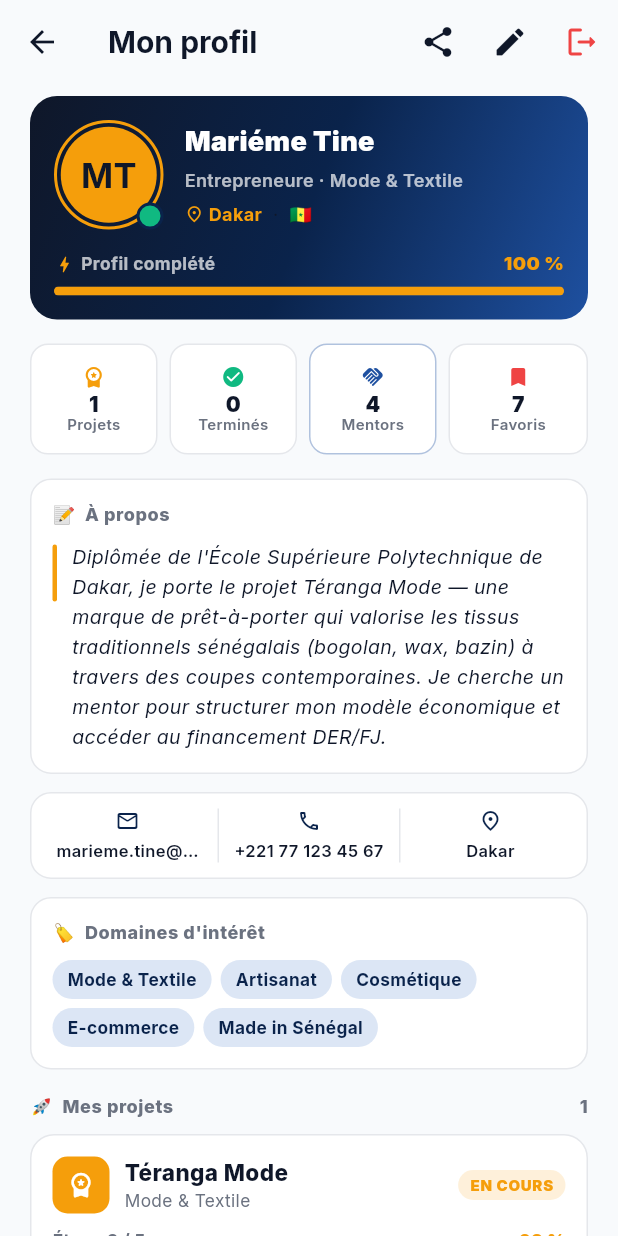
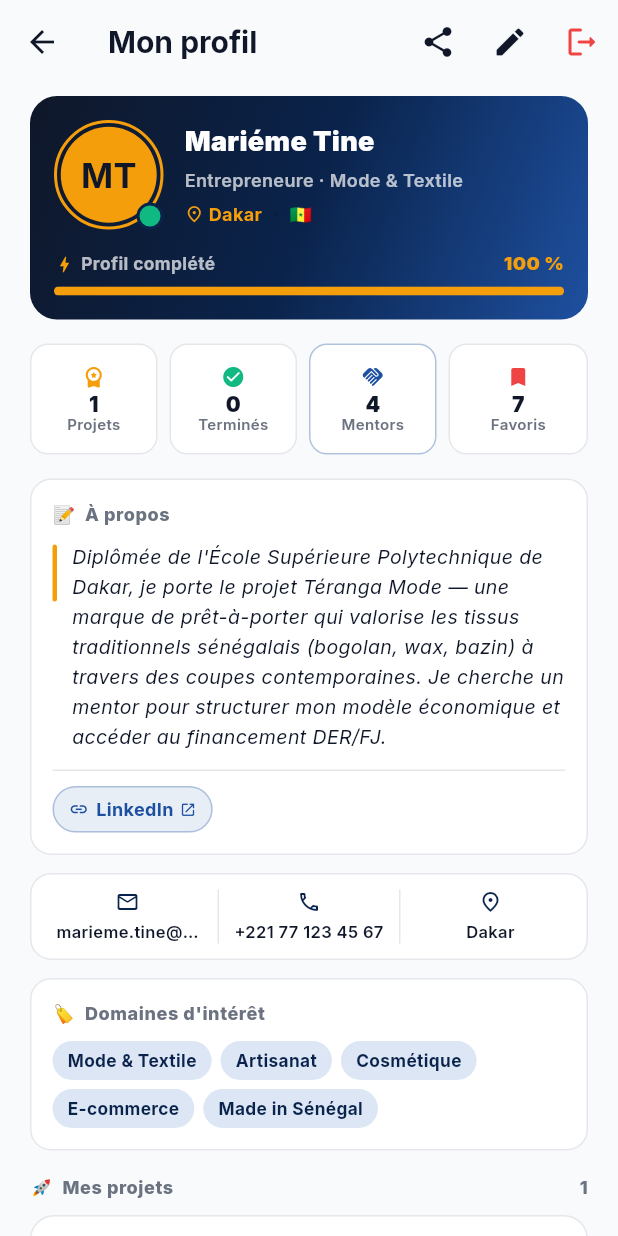
Before and after one commit to Souleymane-Sirima-Mbodj/Diapaler-Africa, a Flutter app: the ProfilePage screen opened directly, on a phone screen of 412 x 824 dp. Run offline on Flutter 3.47's test engine with Material 3 defaults, Android fonts, the phone set to English and light mode, and no system bars; our stand-ins replace firebase_auth, firebase_core, firebase_database, geolocator, google_fonts, image_picker and 2 more; accounts and stored records are empty.

Commit message:
feat: LinkedIn cliquable + années d'exp + ticket invest dans profil

```diff
--- a/lib/screens/page_profil.dart
+++ b/lib/screens/page_profil.dart
@@ -1,7 +1,12 @@
 import 'package:flutter/material.dart';
+import 'package:url_launcher/url_launcher.dart';
 import '../data/profil_utilisateur.dart';
+import '../services/service_agenda.dart';
 import '../services/service_authentification.dart';
 import '../services/service_cache.dart';
+import '../services/service_navigation.dart';
+import '../services/service_notifications.dart';
+import '../services/service_partage.dart';
 import '../theme/theme_app.dart';
 import '../widgets/avatar.dart';
 import '../widgets/carte_lumineuse.dart';
@@ -1156,6 +1161,97 @@ class _AboutCard extends StatelessWidget {
                 ],
               ),
             ),
+          // ── Infos pro + LinkedIn (si renseignés) ─────────────
+          if (profile.yearsExperience > 0 ||
+              profile.investmentRange.isNotEmpty ||
+              profile.linkedin.isNotEmpty) ...[
+            const SizedBox(height: 12),
+            const Divider(height: 1),
+            const SizedBox(height: 10),
+            Wrap(
+              spacing: 8,
+              runSpacing: 8,
+              children: [
+                // Années d'expérience (Mentor)
+                if (profile.yearsExperience > 0)
+                  _ProChip(
+                    icon: Icons.workspace_premium_rounded,
+                    label: '${profile.yearsExperience} ans d\'expérience',
+                    color: AppColors.roleMentor,
+                  ),
+                // Ticket d'investissement (Investisseur)
+                if (profile.investmentRange.isNotEmpty)
+                  _ProChip(
+                    icon: Icons.payments_rounded,
+                    label: profile.investmentRange,
+                    color: AppColors.roleInvestor,
+                  ),
+                // LinkedIn (cliquable)
+                if (profile.linkedin.isNotEmpty)
+                  GestureDetector(
+                    onTap: () async {
+                      var url = profile.linkedin.trim();
+                      if (!url.startsWith('http')) url = 'https://$url';
+                      final uri = Uri.tryParse(url);
+                      if (uri != null && await canLaunchUrl(uri)) {
+                        await launchUrl(uri,
+                            mode: LaunchMode.externalApplication);
+                      }
+                    },
+                    child: _ProChip(
+                      icon: Icons.link_rounded,
+                      label: 'LinkedIn',
+                      color: AppColors.blue,
+                      tappable: true,
+                    ),
+                  ),
+              ],
+            ),
+          ],
+        ],
+      ),
+    );
+  }
+}
+
+class _ProChip extends StatelessWidget {
+  final IconData icon;
+  final String label;
+  final Color color;
+  final bool tappable;
+  const _ProChip({
+    required this.icon,
+    required this.label,
+    required this.color,
+    this.tappable = false,
+  });
+
+  @override
+  Widget build(BuildContext context) {
+    return Container(
+      padding: const EdgeInsets.symmetric(horizontal: 10, vertical: 6),
+      decoration: BoxDecoration(
+        color: color.withValues(alpha: 0.1),
+        borderRadius: BorderRadius.circular(999),
+        border: Border.all(color: color.withValues(alpha: 0.3)),
+      ),
+      child: Row(
+        mainAxisSize: MainAxisSize.min,
+        children: [
+          Icon(icon, size: 13, color: color),
+          const SizedBox(width: 5),
+          Text(
+            label,
+            style: TextStyle(
+              fontSize: 12,
+              fontWeight: FontWeight.w700,
+              color: color,
+            ),
+          ),
+          if (tappable) ...[
+            const SizedBox(width: 4),
+            Icon(Icons.open_in_new_rounded, size: 11, color: color),
+          ],
         ],
       ),
     );
```
